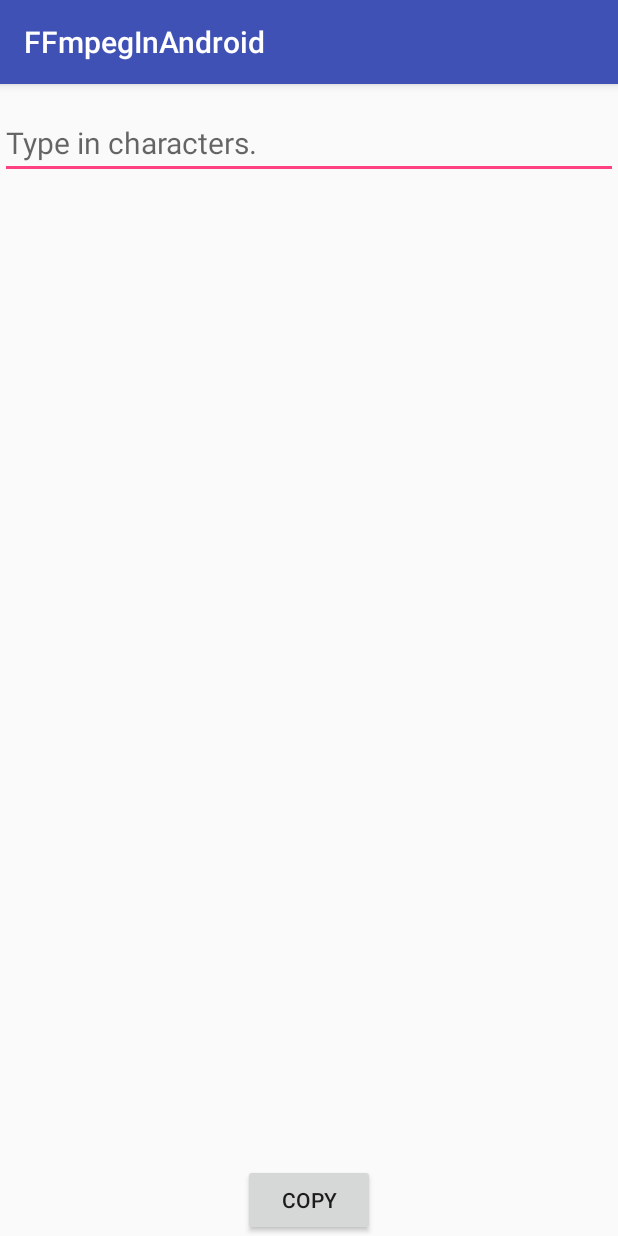
After one commit to jio-deng/FFmpegInAndroid, an Android app: the MorseCodeActivity screen opened directly, with no data from a screen before it, on a phone screen of 412 x 824 dp. The commit adds this screen. Run offline under Robolectric (Android 15) with nearby library versions, the phone set to English and light mode, and no system bars.

Commit message:
[Add]morse-code
Signed-off-by: dengziming <501823206@qq.co>

```diff
--- a/app/src/main/AndroidManifest.xml
+++ b/app/src/main/AndroidManifest.xml
@@ -33,6 +33,7 @@
         <activity android:name=".wanandroid.WxOffAccountDataActivity" />
         <activity android:name=".wanandroid.WanHomeActivity" />
         <activity android:name=".webview.WebViewActivity" />
+        <activity android:name=".tools.MorseCodeActivity" />
 
 
         <service android:name=".hotfix.andfix.AndFixService" />
--- /dev/null
+++ b/app/src/main/res/layout/activity_morse_code.xml
@@ -0,0 +1,38 @@
+<?xml version="1.0" encoding="utf-8"?>
+<androidx.constraintlayout.widget.ConstraintLayout xmlns:android="http://schemas.android.com/apk/res/android"
+    android:layout_width="match_parent"
+    android:layout_height="match_parent"
+    xmlns:app="http://schemas.android.com/apk/res-auto"
+    xmlns:tools="http://schemas.android.com/tools">
+
+    <EditText
+        android:id="@+id/et_morse_code"
+        android:layout_width="match_parent"
+        android:layout_height="wrap_content"
+        android:hint="Type in characters."
+        android:textSize="20sp"
+        android:textColor="#000000"
+        android:inputType="text"
+        android:layout_marginTop="15dp"
+        app:layout_constraintTop_toTopOf="parent"/>
+
+    <TextView
+        android:id="@+id/tv_morse_code"
+        android:layout_width="match_parent"
+        android:layout_height="0dp"
+        android:textSize="20sp"
+        android:textColor="#000000"
+        app:layout_constraintTop_toBottomOf="@+id/et_morse_code"
+        app:layout_constraintBottom_toTopOf="@+id/btn_copy"
+        tools:text="ABCDEFG"/>
+
+    <Button
+        android:id="@+id/btn_copy"
+        android:layout_width="wrap_content"
+        android:layout_height="wrap_content"
+        android:text="copy"
+        app:layout_constraintBottom_toBottomOf="parent"
+        app:layout_constraintStart_toStartOf="parent"
+        app:layout_constraintEnd_toEndOf="parent"/>
+
+</androidx.constraintlayout.widget.ConstraintLayout>
```
Also changed, not shown: app/src/main/java/com/dzm/ffmpeg/MainActivity.java (+10 -0 lines), app/src/main/java/com/dzm/ffmpeg/tools/MorseCodeActivity.java (added, +134 -0 lines), app/src/main/java/com/dzm/ffmpeg/utils/Utils.java (+11 -0 lines), app/src/main/res/layout/activity_main.xml (+10 -0 lines).
